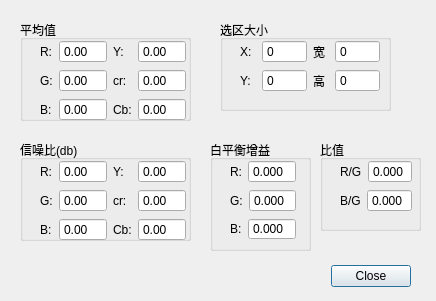
First picture: the form in apps/ImageTools/staticsview.ui, repository xiaoqinxing/myrepo_c, before the edit.
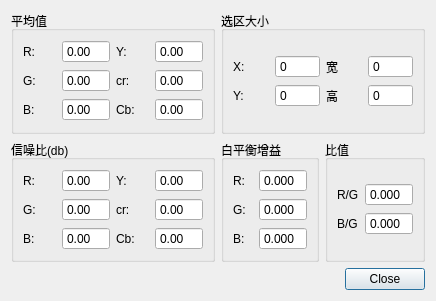
Second picture: the form after the edit.

Commit message: UPDATE: 优化staticsview布局 ADD: 增加记住文件路径的记忆功能

Diff of the .ui file:
```diff
--- a/apps/ImageTools/staticsview.ui
+++ b/apps/ImageTools/staticsview.ui
@@ -13,44 +13,25 @@
   <property name="windowTitle">
    <string>统计值</string>
   </property>
-  <widget class="QDialogButtonBox" name="close">
-   <property name="geometry">
-    <rect>
-     <x>70</x>
-     <y>260</y>
-     <width>341</width>
-     <height>32</height>
-    </rect>
-   </property>
-   <property name="orientation">
-    <enum>Qt::Horizontal</enum>
-   </property>
-   <property name="standardButtons">
-    <set>QDialogButtonBox::Close</set>
-   </property>
-  </widget>
+  <layout class="QGridLayout" name="gridLayout">
+   <item row="0" column="0">
+    <layout class="QHBoxLayout" name="horizontalLayout_26">
+     <item>
+      <layout class="QVBoxLayout" name="verticalLayout_10">
+       <item>
   <widget class="QGroupBox" name="groupBox">
-   <property name="geometry">
-    <rect>
-     <x>20</x>
-     <y>20</y>
-     <width>171</width>
-     <height>101</height>
-    </rect>
-   </property>
    <property name="title">
     <string>平均值</string>
    </property>
-   <widget class="QWidget" name="">
-    <property name="geometry">
-     <rect>
-      <x>20</x>
-      <y>20</y>
-      <width>146</width>
-      <height>82</height>
-     </rect>
-    </property>
+         <property name="flat">
+          <bool>false</bool>
+         </property>
+         <layout class="QGridLayout" name="gridLayout_2">
+          <item row="0" column="0">
     <layout class="QHBoxLayout" name="horizontalLayout_7">
+            <property name="sizeConstraint">
+             <enum>QLayout::SetMaximumSize</enum>
+            </property>
      <item>
       <layout class="QVBoxLayout" name="verticalLayout">
        <item>
@@ -186,29 +167,17 @@
       </layout>
      </item>
     </layout>
-   </widget>
-  </widget>
+          </item>
+         </layout>
+        </widget>
+       </item>
+       <item>
   <widget class="QGroupBox" name="groupBox_2">
-   <property name="geometry">
-    <rect>
-     <x>20</x>
-     <y>140</y>
-     <width>171</width>
-     <height>101</height>
-    </rect>
-   </property>
    <property name="title">
     <string>信噪比(db)</string>
    </property>
-   <widget class="QWidget" name="layoutWidget_6">
-    <property name="geometry">
-     <rect>
-      <x>20</x>
-      <y>20</y>
-      <width>146</width>
-      <height>82</height>
-     </rect>
-    </property>
+         <layout class="QGridLayout" name="gridLayout_3">
+          <item row="0" column="0">
     <layout class="QHBoxLayout" name="horizontalLayout_8">
      <item>
       <layout class="QVBoxLayout" name="verticalLayout_3">
@@ -279,6 +248,9 @@
      </item>
      <item>
       <layout class="QVBoxLayout" name="verticalLayout_4">
+              <property name="sizeConstraint">
+               <enum>QLayout::SetMaximumSize</enum>
+              </property>
        <item>
         <layout class="QHBoxLayout" name="horizontalLayout_12">
          <item>
@@ -345,185 +317,25 @@
       </layout>
      </item>
     </layout>
-   </widget>
-  </widget>
-  <widget class="QGroupBox" name="groupBox_3">
-   <property name="geometry">
-    <rect>
-     <x>320</x>
-     <y>140</y>
-     <width>101</width>
-     <height>91</height>
-    </rect>
-   </property>
-   <property name="title">
-    <string>比值</string>
-   </property>
-   <widget class="QWidget" name="">
-    <property name="geometry">
-     <rect>
-      <x>20</x>
-      <y>20</y>
-      <width>72</width>
-      <height>52</height>
-     </rect>
-    </property>
-    <layout class="QVBoxLayout" name="verticalLayout_5">
-     <item>
-      <layout class="QHBoxLayout" name="horizontalLayout_16">
-       <item>
-        <widget class="QLabel" name="label_13">
-         <property name="text">
-          <string>R/G</string>
-         </property>
-        </widget>
-       </item>
-       <item>
-        <widget class="QDoubleSpinBox" name="rg_ratio">
-         <property name="buttonSymbols">
-          <enum>QAbstractSpinBox::NoButtons</enum>
-         </property>
-         <property name="decimals">
-          <number>3</number>
-         </property>
-        </widget>
-       </item>
-      </layout>
-     </item>
-     <item>
-      <layout class="QHBoxLayout" name="horizontalLayout_17">
-       <item>
-        <widget class="QLabel" name="label_14">
-         <property name="text">
-          <string>B/G</string>
-         </property>
+          </item>
+         </layout>
         </widget>
        </item>
-       <item>
-        <widget class="QDoubleSpinBox" name="bg_ratio">
-         <property name="buttonSymbols">
-          <enum>QAbstractSpinBox::NoButtons</enum>
-         </property>
-         <property name="decimals">
-          <number>3</number>
-         </property>
-        </widget>
-       </item>
       </layout>
      </item>
-    </layout>
-   </widget>
-  </widget>
-  <widget class="QGroupBox" name="groupBox_4">
-   <property name="geometry">
-    <rect>
-     <x>210</x>
-     <y>140</y>
-     <width>101</width>
-     <height>111</height>
-    </rect>
-   </property>
-   <property name="title">
-    <string>白平衡增益</string>
-   </property>
-   <widget class="QWidget" name="">
-    <property name="geometry">
-     <rect>
-      <x>20</x>
-      <y>20</y>
-      <width>66</width>
-      <height>80</height>
-     </rect>
-    </property>
-    <layout class="QVBoxLayout" name="verticalLayout_6">
      <item>
-      <layout class="QHBoxLayout" name="horizontalLayout_18">
+      <layout class="QVBoxLayout" name="verticalLayout_9">
        <item>
-        <widget class="QLabel" name="label_15">
-         <property name="text">
-          <string>R:</string>
-         </property>
-        </widget>
-       </item>
-       <item>
-        <widget class="QDoubleSpinBox" name="r_gain">
-         <property name="buttonSymbols">
-          <enum>QAbstractSpinBox::NoButtons</enum>
-         </property>
-         <property name="decimals">
-          <number>3</number>
-         </property>
-        </widget>
-       </item>
-      </layout>
-     </item>
-     <item>
-      <layout class="QHBoxLayout" name="horizontalLayout_19">
-       <item>
-        <widget class="QLabel" name="label_16">
-         <property name="text">
-          <string>G:</string>
-         </property>
-        </widget>
-       </item>
-       <item>
-        <widget class="QDoubleSpinBox" name="g_gain">
-         <property name="buttonSymbols">
-          <enum>QAbstractSpinBox::NoButtons</enum>
-         </property>
-         <property name="decimals">
-          <number>3</number>
-         </property>
-        </widget>
-       </item>
-      </layout>
-     </item>
-     <item>
-      <layout class="QHBoxLayout" name="horizontalLayout_20">
-       <item>
-        <widget class="QLabel" name="label_17">
-         <property name="text">
-          <string>B:</string>
-         </property>
-        </widget>
-       </item>
-       <item>
-        <widget class="QDoubleSpinBox" name="b_gain">
-         <property name="buttonSymbols">
-          <enum>QAbstractSpinBox::NoButtons</enum>
-         </property>
-         <property name="decimals">
-          <number>3</number>
-         </property>
-        </widget>
-       </item>
-      </layout>
-     </item>
-    </layout>
-   </widget>
-  </widget>
   <widget class="QGroupBox" name="groupBox_5">
-   <property name="geometry">
-    <rect>
-     <x>220</x>
-     <y>20</y>
-     <width>171</width>
-     <height>91</height>
-    </rect>
-   </property>
    <property name="title">
     <string>选区大小</string>
    </property>
-   <widget class="QWidget" name="">
-    <property name="geometry">
-     <rect>
-      <x>20</x>
-      <y>20</y>
-      <width>140</width>
-      <height>54</height>
-     </rect>
-    </property>
+         <layout class="QGridLayout" name="gridLayout_4">
+          <item row="0" column="0">
     <layout class="QHBoxLayout" name="horizontalLayout_15">
+            <property name="sizeConstraint">
+             <enum>QLayout::SetMaximumSize</enum>
+            </property>
      <item>
       <layout class="QVBoxLayout" name="verticalLayout_7">
        <item>
@@ -617,8 +429,166 @@
       </layout>
      </item>
     </layout>
-   </widget>
-  </widget>
+          </item>
+         </layout>
+        </widget>
+       </item>
+       <item>
+        <layout class="QGridLayout" name="gridLayout_7">
+         <item row="0" column="0">
+          <widget class="QGroupBox" name="groupBox_4">
+           <property name="title">
+            <string>白平衡增益</string>
+           </property>
+           <layout class="QGridLayout" name="gridLayout_6">
+            <item row="0" column="0">
+             <layout class="QVBoxLayout" name="verticalLayout_6">
+              <property name="sizeConstraint">
+               <enum>QLayout::SetMaximumSize</enum>
+              </property>
+              <item>
+               <layout class="QHBoxLayout" name="horizontalLayout_18">
+                <item>
+                 <widget class="QLabel" name="label_15">
+                  <property name="text">
+                   <string>R:</string>
+                  </property>
+                 </widget>
+                </item>
+                <item>
+                 <widget class="QDoubleSpinBox" name="r_gain">
+                  <property name="buttonSymbols">
+                   <enum>QAbstractSpinBox::NoButtons</enum>
+                  </property>
+                  <property name="decimals">
+                   <number>3</number>
+                  </property>
+                 </widget>
+                </item>
+               </layout>
+              </item>
+              <item>
+               <layout class="QHBoxLayout" name="horizontalLayout_19">
+                <item>
+                 <widget class="QLabel" name="label_16">
+                  <property name="text">
+                   <string>G:</string>
+                  </property>
+                 </widget>
+                </item>
+                <item>
+                 <widget class="QDoubleSpinBox" name="g_gain">
+                  <property name="buttonSymbols">
+                   <enum>QAbstractSpinBox::NoButtons</enum>
+                  </property>
+                  <property name="decimals">
+                   <number>3</number>
+                  </property>
+                 </widget>
+                </item>
+               </layout>
+              </item>
+              <item>
+               <layout class="QHBoxLayout" name="horizontalLayout_20">
+                <item>
+                 <widget class="QLabel" name="label_17">
+                  <property name="text">
+                   <string>B:</string>
+                  </property>
+                 </widget>
+                </item>
+                <item>
+                 <widget class="QDoubleSpinBox" name="b_gain">
+                  <property name="buttonSymbols">
+                   <enum>QAbstractSpinBox::NoButtons</enum>
+                  </property>
+                  <property name="decimals">
+                   <number>3</number>
+                  </property>
+                 </widget>
+                </item>
+               </layout>
+              </item>
+             </layout>
+            </item>
+           </layout>
+          </widget>
+         </item>
+         <item row="0" column="1">
+          <widget class="QGroupBox" name="groupBox_3">
+           <property name="title">
+            <string>比值</string>
+           </property>
+           <layout class="QGridLayout" name="gridLayout_5">
+            <item row="0" column="0">
+             <layout class="QVBoxLayout" name="verticalLayout_5">
+              <property name="sizeConstraint">
+               <enum>QLayout::SetMaximumSize</enum>
+              </property>
+              <item>
+               <layout class="QHBoxLayout" name="horizontalLayout_16">
+                <item>
+                 <widget class="QLabel" name="label_13">
+                  <property name="text">
+                   <string>R/G</string>
+                  </property>
+                 </widget>
+                </item>
+                <item>
+                 <widget class="QDoubleSpinBox" name="rg_ratio">
+                  <property name="buttonSymbols">
+                   <enum>QAbstractSpinBox::NoButtons</enum>
+                  </property>
+                  <property name="decimals">
+                   <number>3</number>
+                  </property>
+                 </widget>
+                </item>
+               </layout>
+              </item>
+              <item>
+               <layout class="QHBoxLayout" name="horizontalLayout_17">
+                <item>
+                 <widget class="QLabel" name="label_14">
+                  <property name="text">
+                   <string>B/G</string>
+                  </property>
+                 </widget>
+                </item>
+                <item>
+                 <widget class="QDoubleSpinBox" name="bg_ratio">
+                  <property name="buttonSymbols">
+                   <enum>QAbstractSpinBox::NoButtons</enum>
+                  </property>
+                  <property name="decimals">
+                   <number>3</number>
+                  </property>
+                 </widget>
+                </item>
+               </layout>
+              </item>
+             </layout>
+            </item>
+           </layout>
+          </widget>
+         </item>
+        </layout>
+       </item>
+      </layout>
+     </item>
+    </layout>
+   </item>
+   <item row="1" column="0">
+    <widget class="QDialogButtonBox" name="close">
+     <property name="orientation">
+      <enum>Qt::Horizontal</enum>
+     </property>
+     <property name="standardButtons">
+      <set>QDialogButtonBox::Close</set>
+     </property>
+    </widget>
+   </item>
+  </layout>
  </widget>
  <resources/>
  <connections>
```
Lines whose indentation alone changed are shown as unchanged. The commit also changes 2 other files.
